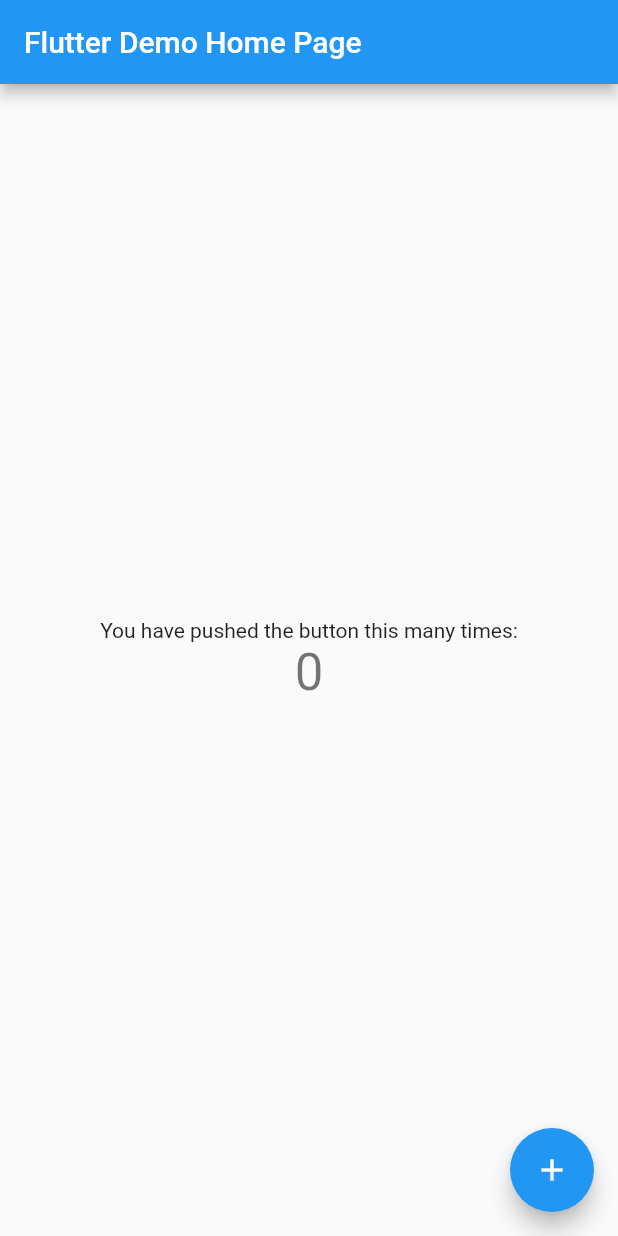
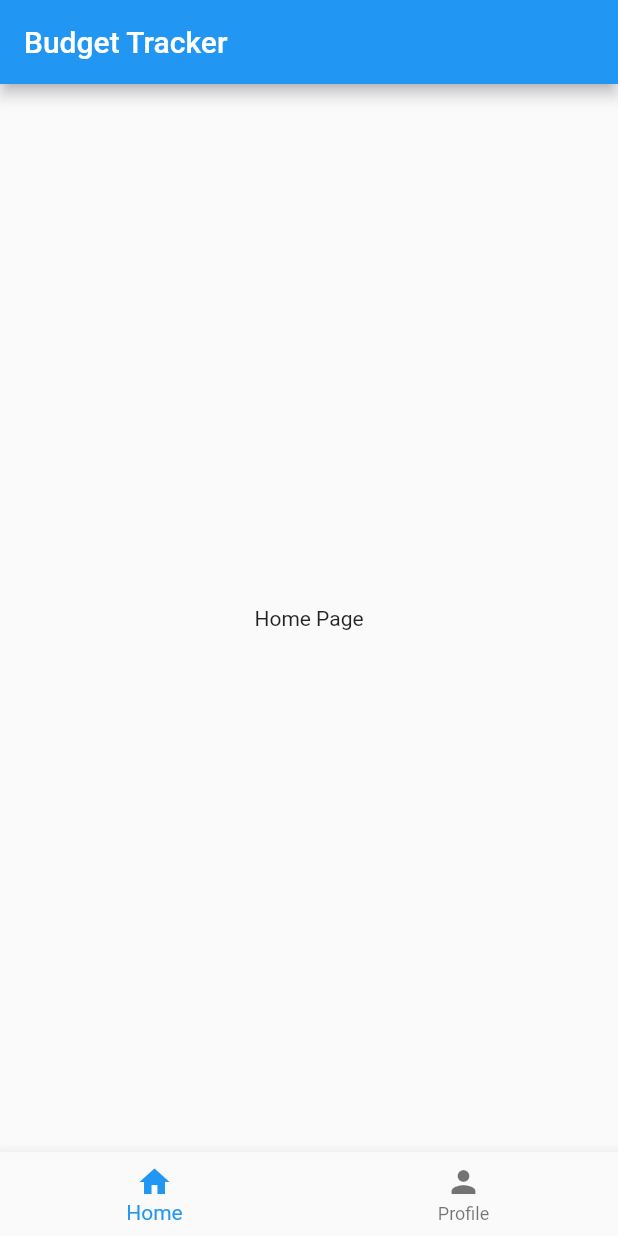
Before and after one commit to MilicTG/budget_tracker_new, a Flutter app: the screen it shows after launch, on a phone screen of 412 x 824 dp. Run offline on Flutter 3.47's test engine with Material 2 defaults, Android fonts, the phone set to English and light mode, and no system bars.

Commit message:
Chapter 7.3

```diff
--- a/lib/main.dart
+++ b/lib/main.dart
@@ -1,3 +1,4 @@
+import 'package:budget_tracker/screens/home.dart';
 import 'package:flutter/material.dart';
 
 void main() {
@@ -7,109 +8,13 @@ void main() {
 class MyApp extends StatelessWidget {
   const MyApp({Key? key}) : super(key: key);
 
-  // This widget is the root of your application.
   @override
   Widget build(BuildContext context) {
     return MaterialApp(
-      title: 'Flutter Demo',
-      theme: ThemeData(
-        // This is the theme of your application.
-        //
-        // Try running your application with "flutter run". You'll see the
-        // application has a blue toolbar. Then, without quitting the app, try
-        // changing the primarySwatch below to Colors.green and then invoke
-        // "hot reload" (press "r" in the console where you ran "flutter run",
-        // or simply save your changes to "hot reload" in a Flutter IDE).
-        // Notice that the counter didn't reset back to zero; the application
-        // is not restarted.
-        primarySwatch: Colors.blue,
-      ),
-      home: const MyHomePage(title: 'Flutter Demo Home Page'),
-    );
+        title: 'Flutter Demo',
+        theme: ThemeData(
+          primarySwatch: Colors.blue,
+        ),
+        home: const Home());
   }
 }
-
-class MyHomePage extends StatefulWidget {
-  const MyHomePage({Key? key, required this.title}) : super(key: key);
-
-  // This widget is the home page of your application. It is stateful, meaning
-  // that it has a State object (defined below) that contains fields that affect
-  // how it looks.
-
-  // This class is the configuration for the state. It holds the values (in this
-  // case the title) provided by the parent (in this case the App widget) and
-  // used by the build method of the State. Fields in a Widget subclass are
-  // always marked "final".
-
-  final String title;
-
-  @override
-  State<MyHomePage> createState() => _MyHomePageState();
-}
-
-class _MyHomePageState extends State<MyHomePage> {
-  int _counter = 0;
-
-  void _incrementCounter() {
-    setState(() {
-      // This call to setState tells the Flutter framework that something has
-      // changed in this State, which causes it to rerun the build method below
-      // so that the display can reflect the updated values. If we changed
-      // _counter without calling setState(), then the build method would not be
-      // called again, and so nothing would appear to happen.
-      _counter++;
-    });
-  }
-
-  @override
-  Widget build(BuildContext context) {
-    // This method is rerun every time setState is called, for instance as done
-    // by the _incrementCounter method above.
-    //
-    // The Flutter framework has been optimized to make rerunning build methods
-    // fast, so that you can just rebuild anything that needs updating rather
-    // than having to individually change instances of widgets.
-    return Scaffold(
-      appBar: AppBar(
-        // Here we take the value from the MyHomePage object that was created by
-        // the App.build method, and use it to set our appbar title.
-        title: Text(widget.title),
-      ),
-      body: Center(
-        // Center is a layout widget. It takes a single child and positions it
-        // in the middle of the parent.
-        child: Column(
-          // Column is also a layout widget. It takes a list of children and
-          // arranges them vertically. By default, it sizes itself to fit its
-          // children horizontally, and tries to be as tall as its parent.
-          //
-          // Invoke "debug painting" (press "p" in the console, choose the
-          // "Toggle Debug Paint" action from the Flutter Inspector in Android
-          // Studio, or the "Toggle Debug Paint" command in Visual Studio Code)
-          // to see the wireframe for each widget.
-          //
-          // Column has various properties to control how it sizes itself and
-          // how it positions its children. Here we use mainAxisAlignment to
-          // center the children vertically; the main axis here is the vertical
-          // axis because Columns are vertical (the cross axis would be
-          // horizontal).
-          mainAxisAlignment: MainAxisAlignment.center,
-          children: <Widget>[
-            const Text(
-              'You have pushed the button this many times:',
-            ),
-            Text(
-              '$_counter',
-              style: Theme.of(context).textTheme.headline4,
-            ),
-          ],
-        ),
-      ),
-      floatingActionButton: FloatingActionButton(
-        onPressed: _incrementCounter,
-        tooltip: 'Increment',
-        child: const Icon(Icons.add),
-      ), // This trailing comma makes auto-formatting nicer for build methods.
-    );
-  }
-}
--- /dev/null
+++ b/lib/pages/home_page.dart
@@ -0,0 +1,12 @@
+import 'package:flutter/material.dart';
+
+class HomePage extends StatelessWidget {
+  const HomePage({Key? key}) : super(key: key);
+
+  @override
+  Widget build(BuildContext context) {
+    return const Center(
+      child: Text("Home Page"),
+    );
+  }
+}
--- /dev/null
+++ b/lib/pages/profile_page.dart
@@ -0,0 +1,12 @@
+import 'package:flutter/material.dart';
+
+class ProfilePage extends StatelessWidget {
+  const ProfilePage({Key? key}) : super(key: key);
+
+  @override
+  Widget build(BuildContext context) {
+    return const Center(
+      child: Text("Profile Page"),
+    );
+  }
+}
--- /dev/null
+++ b/lib/screens/home.dart
@@ -0,0 +1,40 @@
+import 'package:budget_tracker/pages/home_page.dart';
+import 'package:budget_tracker/pages/profile_page.dart';
+import 'package:flutter/material.dart';
+
+class Home extends StatefulWidget {
+  const Home({Key? key}) : super(key: key);
+
+  @override
+  State<Home> createState() => _HomeState();
+}
+
+class _HomeState extends State<Home> {
+  List<BottomNavigationBarItem> bottomNavItems = const [
+    BottomNavigationBarItem(icon: Icon(Icons.home), label: "Home"),
+    BottomNavigationBarItem(icon: Icon(Icons.person), label: "Profile"),
+  ];
+
+  List<Widget> pages = const [HomePage(), ProfilePage()];
+
+  int _currentPageIndex = 0;
+
+  @override
+  Widget build(BuildContext context) {
+    return Scaffold(
+      appBar: AppBar(
+        title: const Text("Budget Tracker"),
+      ),
+      body: pages[_currentPageIndex],
+      bottomNavigationBar: BottomNavigationBar(
+        currentIndex: _currentPageIndex,
+        items: bottomNavItems,
+        onTap: (index) {
+          setState(() {
+            _currentPageIndex = index;
+          });
+        },
+      ),
+    );
+  }
+}
```
